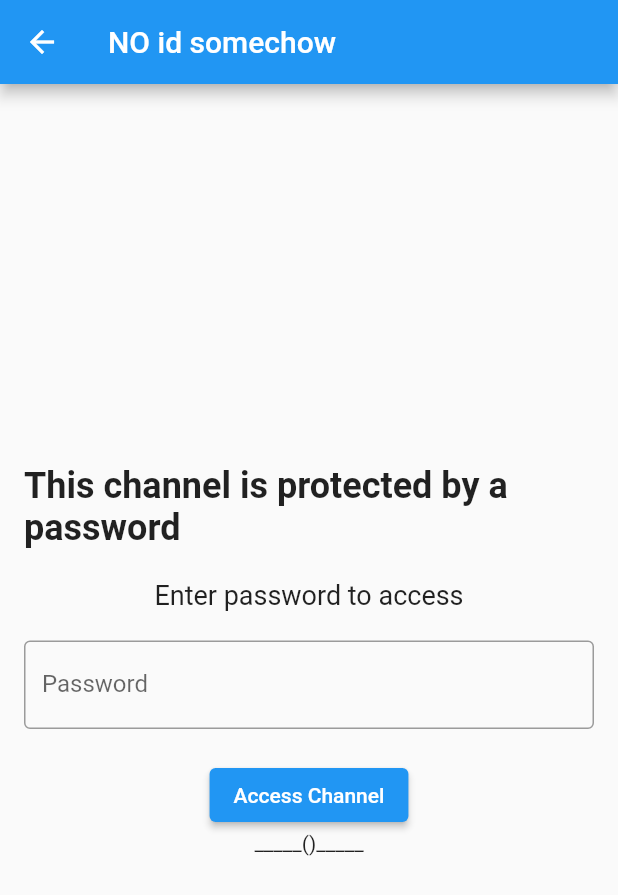
After one commit to piotrSzokalski/messaging_app, a Flutter app: the ChannelPasswordPage screen opened directly, on a phone screen of 412 x 824 dp. The commit adds this screen. Shown: the top 895 px of the screen. Run offline on Flutter 3.47's test engine with Material 2 defaults, Android fonts, the phone set to English and light mode, and no system bars; our stand-ins replace cloud_firestore, firebase_auth, firebase_core, go_router; missing offline and left inert: crypt; accounts and stored records are empty; generated files the repository leaves out were written again.

Commit message:
Locking channel with password

```diff
--- /dev/null
+++ b/lib/pages/channel_password_page.dart
@@ -0,0 +1,73 @@
+import 'package:flutter/material.dart';
+import 'package:messaging_app/services/chats_service.dart';
+import 'package:provider/provider.dart';
+
+class ChannelPasswordPage extends StatefulWidget {
+  String? id;
+
+  ChannelPasswordPage({super.key, this.id});
+  //ChannelPasswordPage({Key? key, this.id}) : super(key: key);
+
+  @override
+  State<ChannelPasswordPage> createState() => _ChannelPasswordPageState(id);
+}
+
+class _ChannelPasswordPageState extends State<ChannelPasswordPage> {
+  String? _id;
+
+  final _channelPasswordController = TextEditingController();
+
+  String _ttt = "_____()_____";
+
+  _ChannelPasswordPageState(this._id);
+
+  _unlockChannel() async {
+    var respone = await Provider.of<ChatService>(context, listen: false)
+        .unlock(_id!, _channelPasswordController.text);
+    setState(() {
+      _ttt = respone;
+    });
+  }
+
+  @override
+  Widget build(BuildContext context) {
+    return Scaffold(
+      appBar: AppBar(
+        title: Text(_id ?? "NO id somechow"),
+      ),
+      body: Padding(
+        padding: const EdgeInsets.all(16.0),
+        child: Column(
+          crossAxisAlignment: CrossAxisAlignment.center,
+          mainAxisAlignment: MainAxisAlignment.center,
+          children: [
+            Text(
+              "This channel is protected by a password",
+              style: TextStyle(fontSize: 24, fontWeight: FontWeight.bold),
+            ),
+            SizedBox(height: 20),
+            Text(
+              "Enter password to access",
+              style: TextStyle(fontSize: 18),
+            ),
+            SizedBox(height: 20),
+            TextFormField(
+              controller: _channelPasswordController,
+              decoration: InputDecoration(
+                border: OutlineInputBorder(),
+                labelText: 'Password',
+              ),
+              obscureText: true,
+            ),
+            SizedBox(height: 20),
+            ElevatedButton(
+              onPressed: _unlockChannel,
+              child: Text("Access Channel"),
+            ),
+            Text(_ttt)
+          ],
+        ),
+      ),
+    );
+  }
+}
--- a/lib/router/router.dart
+++ b/lib/router/router.dart
@@ -2,9 +2,12 @@ import 'package:firebase_auth/firebase_auth.dart';
 import 'package:go_router/go_router.dart';
 import 'package:flutter/material.dart';
 import 'package:logging/logging.dart';
+import 'package:messaging_app/pages/channel_password_page.dart';
 import 'package:messaging_app/pages/login.dart';
 import 'package:messaging_app/pages/channels.dart';
 import 'package:messaging_app/pages/register.dart';
+import 'package:messaging_app/services/chats_service.dart';
+import 'package:provider/provider.dart';
 
 import '../pages/channel_page.dart';
 
@@ -39,6 +42,15 @@ final GoRouter router = GoRouter(
               name: "channel",
               builder: (BuildContext context, GoRouterState state) {
                 return ChannelPage(id: state.pathParameters['id']);
+              },
+              routes: []),
+          GoRoute(
+              path: "unlock/:id",
+              name: 'unlock-channel',
+              builder: (BuildContext context, GoRouterState state) {
+                print("In router");
+                var x = state.pathParameters['id'];
+                return ChannelPasswordPage(id: x);
               })
         ],
       ),
--- a/pubspec.yaml
+++ b/pubspec.yaml
@@ -39,6 +39,7 @@ dependencies:
   provider: ^6.0.5
   firebase_auth: ^4.7.2
   cloud_firestore: ^4.8.5
+  crypt: ^4.3.0
 
 dev_dependencies:
   flutter_test:
```
Also changed, not shown: lib/pages/channels.dart (+43 -15 lines), lib/services/chats_service.dart (+55 -2 lines), pubspec.lock.
